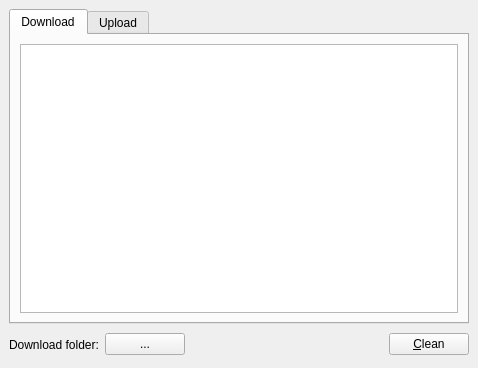
Above: wengophone/src/presentation/qt/filetransfer/FileTransferWidget.ui from tkrotoff/WengoPhone before the change. Below: the same form after it.
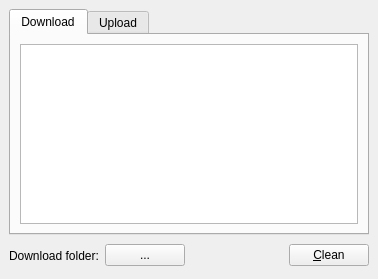
That is the form after the change. Icons and pictures are not drawn.

What changed in the file:
```diff
--- a/wengophone/src/presentation/qt/filetransfer/FileTransferWidget.ui
+++ b/wengophone/src/presentation/qt/filetransfer/FileTransferWidget.ui
@@ -8,8 +8,8 @@
    <rect>
     <x>0</x>
     <y>0</y>
-    <width>478</width>
-    <height>368</height>
+    <width>378</width>
+    <height>279</height>
    </rect>
   </property>
   <property name="windowTitle" >
```
Left out of the diff: 2 changed lines with no effect on the pictures.
